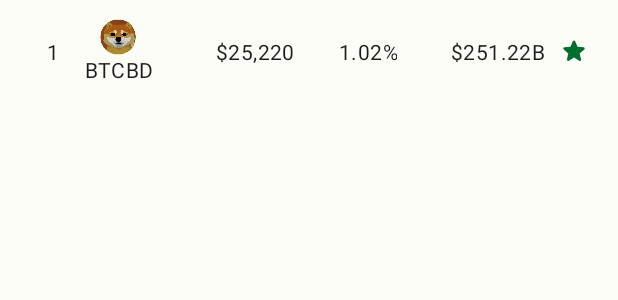
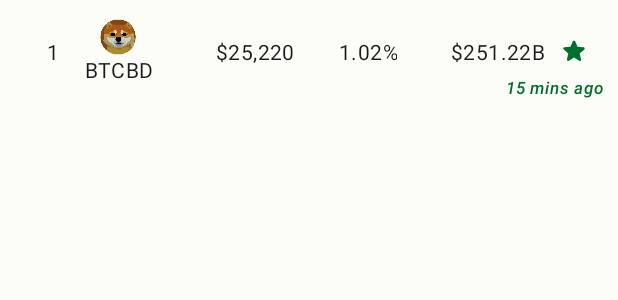
Before and after one commit to maayyaannkk/coin-tracker, an Android app: the layout list_item_watchlist.xml on its own in the app's theme, with its tools: preview values and no code run, on a phone screen of 412 x 824 dp. Shown: the top 300 px of the screen. Run offline under Robolectric (Android 15) with nearby library versions, the phone set to English and light mode, and no system bars.

Commit message:
feat: watchlist sync

```diff
--- a/app/src/main/java/in/mayanknagwanshi/cointracker/database/table/WatchlistDao.kt
+++ b/app/src/main/java/in/mayanknagwanshi/cointracker/database/table/WatchlistDao.kt
@@ -9,11 +9,14 @@ import kotlinx.coroutines.flow.Flow
 
 @Dao
 interface WatchlistDao {
-    @Query("SELECT * FROM watchlist")
+    @Query("SELECT * FROM watchlist order by marketCapRank asc")
     fun getAll(): Flow<List<WatchlistData>>
 
     @Query("SELECT id FROM watchlist")
     fun getAllIds(): Flow<List<String>>
+
+    @Query("SELECT id FROM watchlist")
+    fun getAllIdsAsList(): List<String>
 
     @Insert(onConflict = OnConflictStrategy.REPLACE)
     fun insert(watchlistData: WatchlistData)
--- a/app/src/main/java/in/mayanknagwanshi/cointracker/fragments/WatchlistFragment.kt
+++ b/app/src/main/java/in/mayanknagwanshi/cointracker/fragments/WatchlistFragment.kt
@@ -46,6 +46,9 @@ class WatchlistFragment : Fragment(R.layout.fragment_watchlist) {
 
         viewLifecycleOwner.lifecycleScope.launch {
             repeatOnLifecycle(Lifecycle.State.STARTED) {
+
+                viewModel.requestWatchlist()
+
                 viewModel.watchlistData.collect { event ->
                     watchListAdapter.differ.submitList(event)
                     if (event.isEmpty()) {
--- a/app/src/main/res/layout/list_item_watchlist.xml
+++ b/app/src/main/res/layout/list_item_watchlist.xml
@@ -3,7 +3,11 @@
     xmlns:app="http://schemas.android.com/apk/res-auto"
     xmlns:tools="http://schemas.android.com/tools"
     android:layout_width="match_parent"
-    android:layout_height="wrap_content"
+    android:layout_height="wrap_content">
+
+    <androidx.constraintlayout.widget.ConstraintLayout
+        android:layout_width="match_parent"
+        android:layout_height="match_parent"
         android:padding="10dp">
 
         <TextView
@@ -102,3 +106,17 @@
             app:layout_constraintTop_toTopOf="parent"
             app:layout_constraintWidth_percent="0.1" />
     </androidx.constraintlayout.widget.ConstraintLayout>
+
+    <TextView
+        android:id="@+id/textViewLastUpdated"
+        style="?attr/textAppearanceLabelSmall"
+        android:layout_width="wrap_content"
+        android:layout_height="wrap_content"
+        android:layout_marginEnd="10dp"
+        android:layout_marginBottom="2dp"
+        android:textColor="@color/md_theme_light_primary"
+        android:textStyle="italic"
+        app:layout_constraintBottom_toBottomOf="parent"
+        app:layout_constraintEnd_toEndOf="parent"
+        tools:text="15 mins ago" />
+</androidx.constraintlayout.widget.ConstraintLayout>
--- a/app/src/main/res/values/strings.xml
+++ b/app/src/main/res/values/strings.xml
@@ -14,6 +14,7 @@
     <string name="label_price">Price</string>
     <string name="label_change">24h</string>
     <string name="label_market_cap">Market Cap</string>
+    <string name="label_last_updated">Updated %s</string>
 
     <!-- Search -->
     <string name="hint_search_coin">Search for a coin…</string>
```
Also changed, not shown: app/src/main/java/in/mayanknagwanshi/cointracker/adapter/WatchListAdapter.kt (+16 -5 lines), app/src/main/java/in/mayanknagwanshi/cointracker/database/table/WatchlistData.kt (+10 -10 lines), app/src/main/java/in/mayanknagwanshi/cointracker/network/CoinGeckoApi.kt (+14 -2 lines), app/src/main/java/in/mayanknagwanshi/cointracker/util/Utils.kt (+34 -3 lines), app/src/main/java/in/mayanknagwanshi/cointracker/viewmodel/MainViewModel.kt (+43 -1 lines). Lines whose indentation alone changed are shown as unchanged.
